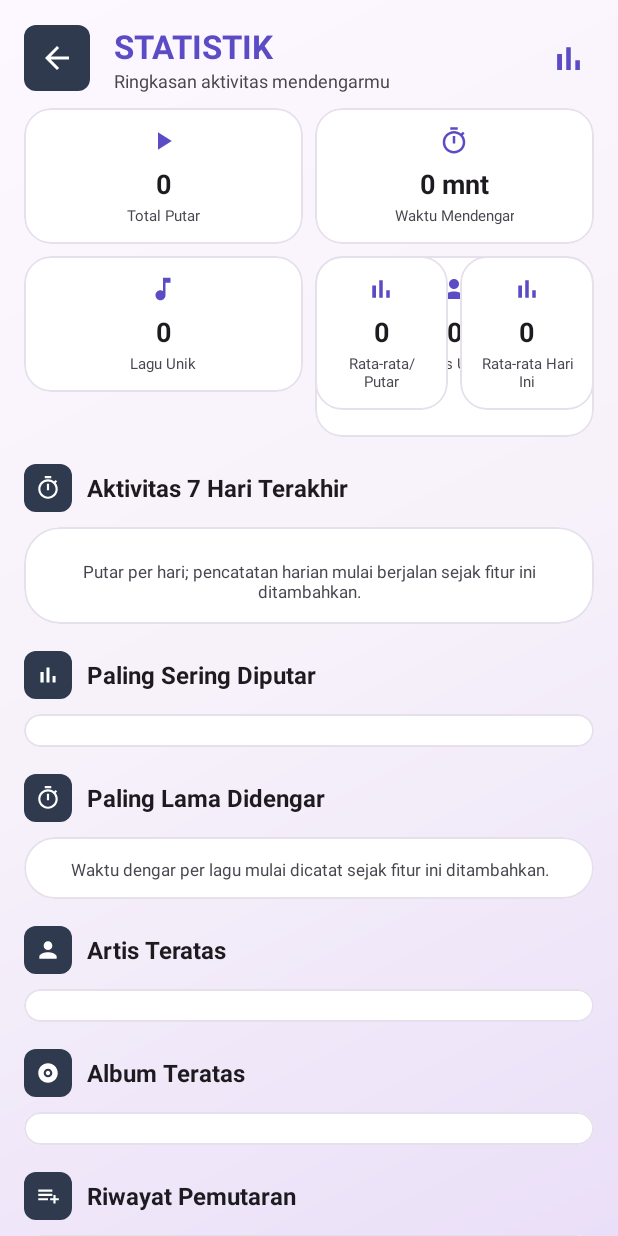
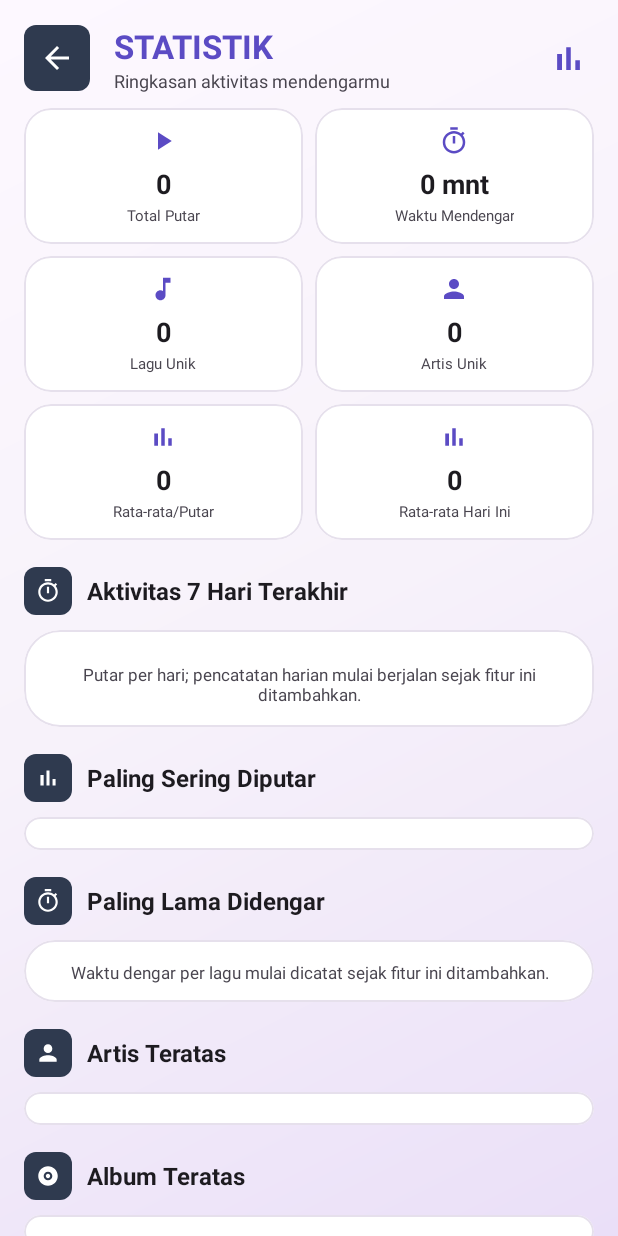
Before and after one commit to Ikram1945/Nx-Music, an Android app: the layout activity_statistics.xml on its own in the app's theme, with its tools: preview values and no code run, on a phone screen of 412 x 824 dp. Run offline under Robolectric (Android 15) with nearby library versions, the phone set to English and light mode, and no system bars.

Commit message:
Perbaiki tampilan Statistik tumpang tindih: baris Rata-rata salah sarang
Di layout potret, baris Rata-rata/Putar + Rata-rata Hari Ini tidak
sengaja tersarang DI DALAM kartu Artis Unik (MaterialCardView berisi
dua anak yang bertumpuk), sehingga tile-tile itu saling menimpa di
layar seperti terlihat pada screenshot pengguna.

- Baris Rata-rata dikeluarkan menjadi baris ketiga tersendiri:
  baris 1 Total Putar | Waktu Mendengar, baris 2 Lagu Unik | Artis
  Unik, baris 3 Rata-rata/Putar | Rata-rata Hari Ini
- Margin baris 2 disamakan (8dp), baris terakhir 18dp
- Semua 18 id yang dirujuk StatisticsActivity tetap ada; layout
  landscape tidak berubah (strukturnya sudah benar: 6 kartu sebaris)

```diff
--- a/app/src/main/res/layout/activity_statistics.xml
+++ b/app/src/main/res/layout/activity_statistics.xml
@@ -181,7 +181,7 @@
                 android:layout_width="match_parent"
                 android:layout_height="wrap_content"
                 android:orientation="horizontal"
-                android:layout_marginBottom="18dp">
+                android:layout_marginBottom="8dp">
 
                 <com.google.android.material.card.MaterialCardView
                     android:layout_width="0dp"
@@ -273,6 +273,8 @@
                             android:textColor="@color/on_surface_variant"
                             android:textSize="10sp"/>
                     </LinearLayout>
+                </com.google.android.material.card.MaterialCardView>
+            </LinearLayout>
 
             <LinearLayout
                 android:layout_width="match_parent"
@@ -371,10 +373,6 @@
                             android:textSize="10sp"/>
                     </LinearLayout>
                 </com.google.android.material.card.MaterialCardView>
-            </LinearLayout>
-                </com.google.android.material.card.MaterialCardView>
-
-
             </LinearLayout>
 
             <!-- ===== Aktivitas 7 hari terakhir ===== -->
```
